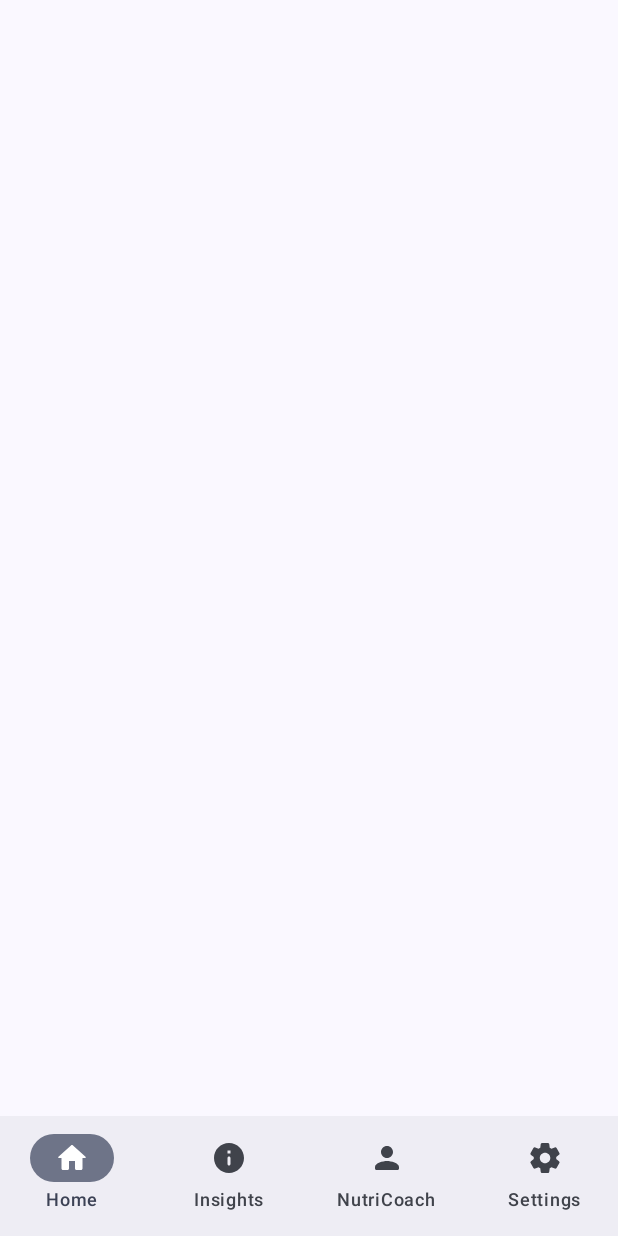
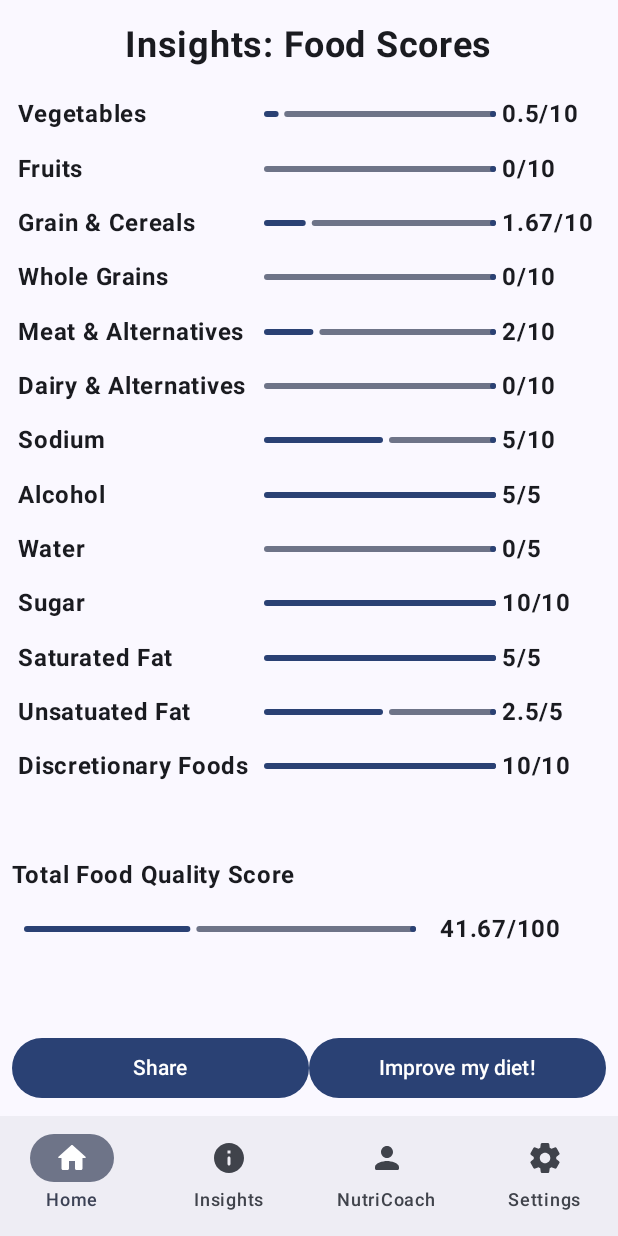
Before and after one commit to watanabe-homare/monashapp1, an Android app built with Jetpack Compose: the InsightsScreen screen opened through its navigation route, on a phone screen of 412 x 824 dp. Run offline under Robolectric (Android 15) with nearby library versions, the phone set to English and light mode, and no system bars.

Commit message:
implement insightsScreen

```diff
--- a/app/src/main/AndroidManifest.xml
+++ b/app/src/main/AndroidManifest.xml
@@ -14,22 +14,17 @@
         tools:targetApi="31">
         <activity
             android:name=".HomeScreen"
-            android:exported="false"
+            android:exported="true"
             android:label="@string/title_activity_home_screen"
             android:theme="@style/Theme.Monashapp1" />
         <activity
             android:name=".Questionnaire"
-            android:exported="false"
+            android:exported="true"
             android:label="@string/title_activity_questionnaire"
             android:theme="@style/Theme.Monashapp1" />
         <activity
             android:name=".Loginscreen"
-            android:exported="false"
-            android:label="@string/title_activity_loginscreen"
-            android:theme="@style/Theme.Monashapp1" />
-        <activity
-            android:name=".loginscreen"
-            android:exported="false"
+            android:exported="true"
             android:label="@string/title_activity_loginscreen"
             android:theme="@style/Theme.Monashapp1" />
         <activity
@@ -39,7 +34,6 @@
             android:theme="@style/Theme.Monashapp1">
             <intent-filter>
                 <action android:name="android.intent.action.MAIN" />
-
                 <category android:name="android.intent.category.LAUNCHER" />
             </intent-filter>
         </activity>
--- a/app/src/main/java/com/fit2081/monashapp1/HomeScreen.kt
+++ b/app/src/main/java/com/fit2081/monashapp1/HomeScreen.kt
@@ -2,6 +2,7 @@ package com.fit2081.monashapp1
 
 import android.content.Context
 import android.content.Intent
+import android.content.Intent.ACTION_SEND
 import android.os.Bundle
 import androidx.activity.ComponentActivity
 import androidx.activity.compose.setContent
@@ -23,6 +24,7 @@ import androidx.compose.material.icons.rounded.Person
 import androidx.compose.material.icons.rounded.Settings
 import androidx.compose.material3.Button
 import androidx.compose.material3.Icon
+import androidx.compose.material3.LinearProgressIndicator
 import androidx.compose.material3.NavigationBar
 import androidx.compose.material3.NavigationBarItem
 import androidx.compose.material3.Scaffold
@@ -39,6 +41,8 @@ import androidx.compose.ui.platform.LocalContext
 import androidx.compose.ui.res.painterResource
 import androidx.compose.ui.text.font.FontWeight
 import androidx.compose.ui.unit.dp
+import androidx.compose.ui.unit.sp
+import androidx.core.content.ContextCompat.startActivity
 import androidx.navigation.NavHostController
 import androidx.navigation.compose.NavHost
 import androidx.navigation.compose.composable
@@ -54,16 +58,18 @@ class HomeScreen : ComponentActivity() {
         setContent {
             Monashapp1Theme {
                 val navController: NavHostController = rememberNavController()
+                // State to track the currently selected item in the bottom navigation bar.
+                var selectedItem by remember { mutableStateOf(0) }
                 Scaffold(
                     modifier = Modifier.fillMaxSize(),
                     bottomBar = {
-                        HomeBottomAppBar(navController)
+                        HomeBottomAppBar(navController, selectedItem) { selectedItem = it }
                     }
                 ) { innerPadding ->
                     // Use Column to place MyNavHost correctly within Scaffold.
                     Column(modifier = Modifier.padding(innerPadding)) {
                         // Calls the MyNavHost composable to define the navigation graph.
-                        HomeNavHost(innerPadding, navController)
+                        HomeNavHost(innerPadding, navController, selectedItem) { selectedItem = it }
                     }
                 }
             }
@@ -91,7 +97,10 @@ fun searchRowFromCsvById(context: Context, fileName: String, id: String): List<S
 
 
 @Composable
-fun HomeNavHost(innerPadding: PaddingValues, navController: NavHostController) {
+fun HomeNavHost(innerPadding: PaddingValues,
+                navController: NavHostController,
+                selectedItem: Int,
+                onSelectedItemChange:  (Int) -> Unit) {
     // values
     val context = LocalContext.current
     val foodScores = searchRowFromCsvById(context, "sample.csv", id = AppState.selectedId.value)
@@ -110,7 +119,13 @@ fun HomeNavHost(innerPadding: PaddingValues, navController: NavHostController) {
             ) // add Content to avoid using the same name as the class
         }
         composable("Insights") {
-            InsightsScreen(innerPadding)
+            InsightsScreen(
+                innerPadding,
+                context = context,
+                navController,
+                foodScores,
+                onSelectedItemChange
+            )
         }
         composable("NutriCoach") {
             NutriCoachScreen(innerPadding)
@@ -123,9 +138,9 @@ fun HomeNavHost(innerPadding: PaddingValues, navController: NavHostController) {
 }
 
 @Composable
-fun HomeBottomAppBar(navController: NavHostController) {
-    // State to track the currently selected item in the bottom navigation bar.
-    var selectedItem by remember { mutableStateOf(0) }
+fun HomeBottomAppBar(navController: NavHostController,
+                     selectedItem: Int,
+                     onItemSelected: (Int) -> Unit) {
     // List of navigation items.
     val items = listOf(
         "Home",
@@ -162,7 +177,7 @@ fun HomeBottomAppBar(navController: NavHostController) {
                 // Actions to perform when this item is clicked.
                 onClick = {
                     // Update the selectedItem state to the current index.
-                    selectedItem = index
+                    onItemSelected(index)
                     // Navigate to the corresponding screen based on the item's name.
                     navController.navigate(item)
 
@@ -184,7 +199,7 @@ fun HomeScreenContent(
     // value/variables
 
     Column(
-        modifier = Modifier.fillMaxSize(),
+        modifier = Modifier.fillMaxSize().padding(8.dp),
         horizontalAlignment = Alignment.Start,
         verticalArrangement = Arrangement.Center
     ) {
@@ -281,9 +296,156 @@ fun HomeScreenContent(
     }
 }
 
+// this function is for InsightsScreeen
 @Composable
-fun InsightsScreen(innerPadding: PaddingValues) {
+fun CategoryRow(category: String, categoryIndex: Int, maxscore: Int = 10){
+    Row(
+        modifier = Modifier.fillMaxWidth(),
+        horizontalArrangement = Arrangement.SpaceEvenly,
+        verticalAlignment = Alignment.CenterVertically
+    ){
+        val context = LocalContext.current
+        val foodScores = searchRowFromCsvById(context, "sample.csv", id = AppState.selectedId.value)
+        val categoryScore = if (foodScores[2] == "Male"){foodScores[categoryIndex]} else{foodScores[categoryIndex + 1]}
 
+        Text(category,
+            fontWeight = FontWeight.Bold,
+            modifier = Modifier
+                .weight(4.2f)
+                .padding(horizontal = 4.dp))
+
+        LinearProgressIndicator(
+            progress = { (categoryScore.toFloat()) / (maxscore).toFloat() },
+            modifier = Modifier
+                .weight(4f)
+                .padding(horizontal = 2.dp)
+        )
+
+        Text(
+            "${categoryScore}/${maxscore}",
+            fontWeight = FontWeight.Bold,
+            modifier = Modifier
+                .weight(1.8f)
+                .padding(horizontal = 2.dp)
+        )
+    }
+}
+
+@Composable
+fun InsightsScreen(
+    innerPadding: PaddingValues = PaddingValues(),
+    context: Context = LocalContext.current,
+    navController: NavHostController,
+    foodscores: List<String> = emptyList(),
+    onSelectedItemChange: (Int) -> Unit
+                   ) {
+    // value/variables
+
+    Column(
+        modifier = Modifier.fillMaxSize().padding(8.dp),
+        horizontalAlignment = Alignment.Start,
+        verticalArrangement = Arrangement.SpaceBetween
+    ) {
+        /**
+         * Text - "Insights: Food Score"
+         * 13 Rows
+         *      text - category name
+         *      progress bar
+         *      (text - score/10)
+         * Space
+         * Text - "Total Food Quality Score"
+         * progress bar
+         * space
+         * Row
+         *      Button - Share with someone
+         *      Button - Improve my diet, navigate to NutriCoach
+         */
+
+        val totalFoodScore = if (foodscores[2] == "Male"){foodscores[3]} else{foodscores[4]}
+
+        Text(
+            "Insights: Food Scores",
+            fontWeight = FontWeight.Bold,
+            fontSize = 24.sp,
+            modifier = Modifier.align(Alignment.CenterHorizontally).padding(8.dp)
+        )
+
+        CategoryRow("Vegetables", 8,10)
+        CategoryRow("Fruits", 19)
+        CategoryRow("Grain & Cereals", 29)
+        CategoryRow("Whole Grains", 33)
+        CategoryRow("Meat & Alternatives", 36)
+        CategoryRow("Dairy & Alternatives", 40)
+        CategoryRow("Sodium", 43)
+        CategoryRow("Alcohol", 46, 5)
+        CategoryRow("Water", 49, 5)
+        CategoryRow("Sugar", 54)
+        CategoryRow("Saturated Fat", 57, 5)
+        CategoryRow("Unsatuated Fat", 60, 5)
+        CategoryRow("Discretionary Foods", 5)
+
+        Spacer(modifier = Modifier.height(24.dp))
+
+        Text(
+            "Total Food Quality Score",
+            fontWeight = FontWeight.Bold
+        )
+        Row(
+            modifier = Modifier.fillMaxWidth(),
+            horizontalArrangement = Arrangement.SpaceEvenly,
+            verticalAlignment = Alignment.CenterVertically
+        ){
+            LinearProgressIndicator(
+                progress = { (totalFoodScore.toFloat()) / 100f },
+                modifier = Modifier
+                    .weight(3.5f)
+                    .padding(horizontal = 8.dp)
+            )
+
+            Text(
+                "${totalFoodScore}/100",
+                fontWeight = FontWeight.Bold,
+                modifier = Modifier
+                    .weight(1.5f)
+                    .padding(horizontal = 8.dp)
+            )
+        }
+
+        Spacer(modifier = Modifier.height(32.dp))
+
+        Row(
+            modifier = Modifier.fillMaxWidth(),
+            horizontalArrangement = Arrangement.SpaceEvenly,
+            verticalAlignment = Alignment.CenterVertically
+        ){
+            // Create a Button to trigger the sharing action
+            //When clicked, the shareIntent will be started to share the text
+            Button(
+                modifier = Modifier
+                    .weight(1f),
+                onClick = {
+                //create a intent to share the text
+                val shareIntent = Intent(ACTION_SEND)
+                //set the type of data to share
+                shareIntent.type = "text/plain"
+                //set the data to share, in this case, the text
+                shareIntent.putExtra(Intent.EXTRA_TEXT, "My Total Food Score is ${totalFoodScore}")
+                //start the activity to share the text, with a chooser to select the app
+                startActivity(context, Intent.createChooser(shareIntent, "share your score via"), null)
+            }) {
+                Text("Share")
+            }
+            Button(
+                modifier = Modifier
+                    .weight(1f),
+                onClick = {
+                    navController.navigate("NutriCoach")
+                    onSelectedItemChange(2) // index for NutriCoach
+                }) {
+                Text("Improve my diet!")
+            }
+        }
+    }
 }
 
 @Composable
--- a/app/src/main/java/com/fit2081/monashapp1/Questionnaire.kt
+++ b/app/src/main/java/com/fit2081/monashapp1/Questionnaire.kt
@@ -342,7 +342,7 @@ fun QuestionnaireContent(modifier: Modifier = Modifier) {
                 // the dialog is hidden initially
                 Button(
                     modifier = Modifier
-                        .weight(1f)
+                        .weight(1f) // to layout the buttons in a row nicely
                         .padding(horizontal = 2.dp),
                     onClick = { showDialog = true }) {
                     Text(
```
